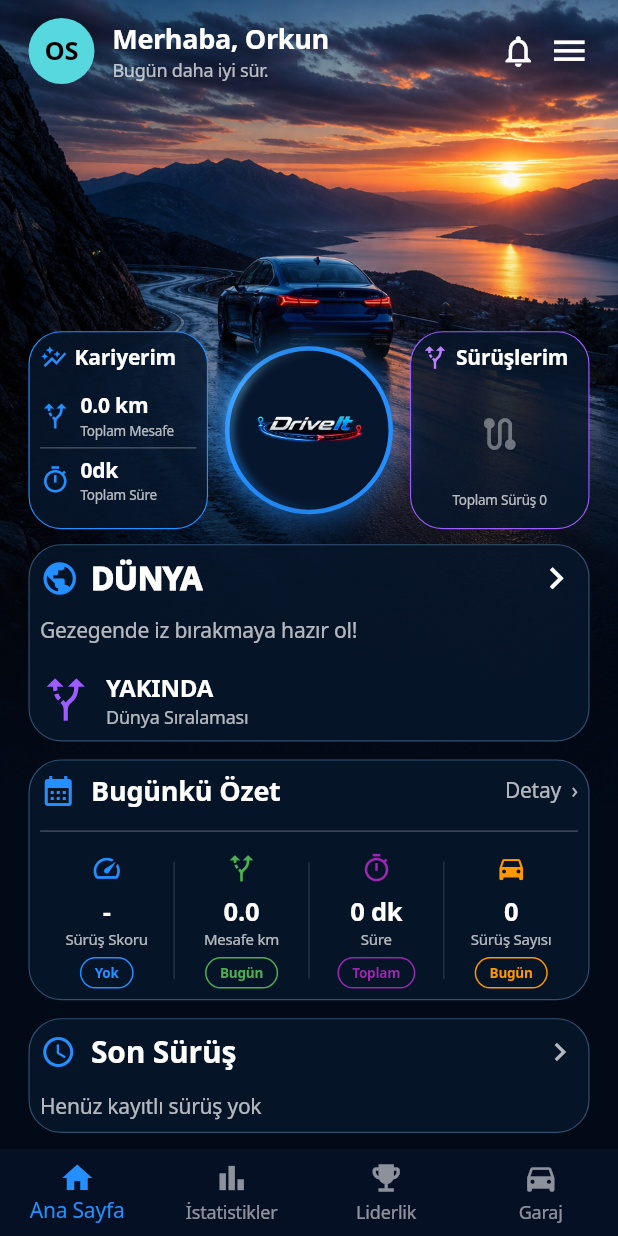
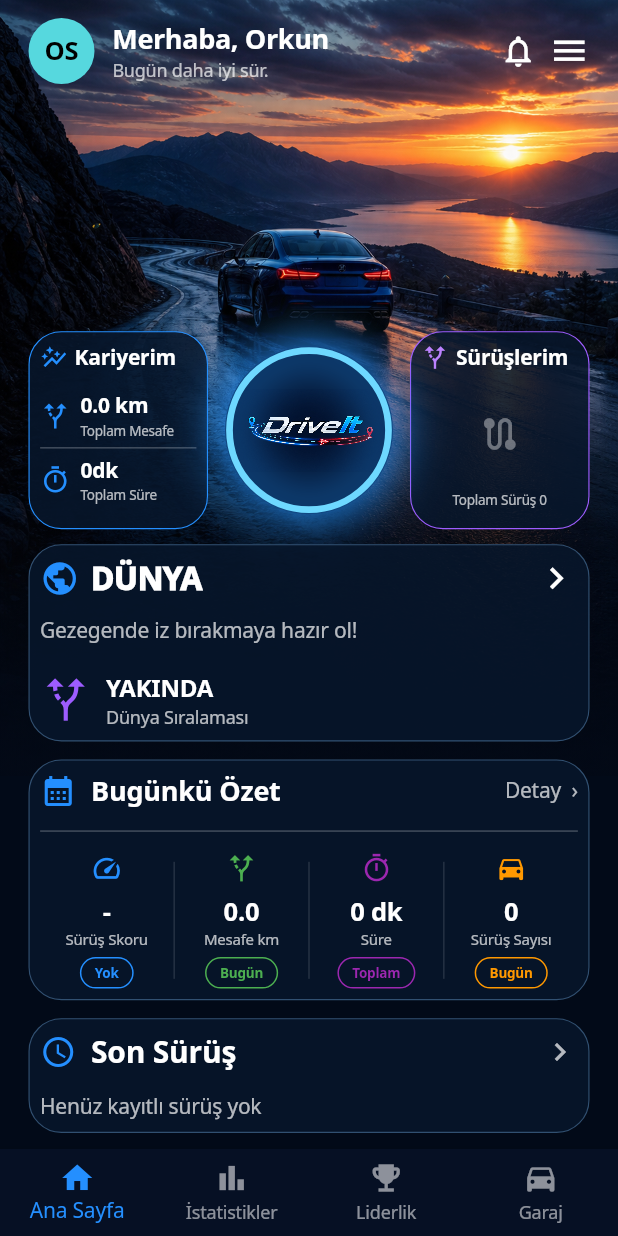
Before and after one commit to orkunsarac/DriveIt, a Flutter app: the screen it shows after launch, on a phone screen of 412 x 824 dp. Run offline on Flutter 3.47's test engine with Material 3 defaults, Android fonts, the phone set to English and light mode, and no system bars; our stand-ins replace geolocator, google_maps_flutter, hive, hive_flutter, permission_handler; missing offline and left inert: flutter_foreground_task; accounts and stored records are empty; generated files the repository leaves out were written again; Roboto replaces fonts that are missing (Noto Sans).

Commit message:
Update DriveIt splash, launcher and home visuals

```diff
--- a/lib/screens/home_screen.dart
+++ b/lib/screens/home_screen.dart
@@ -1,3 +1,5 @@
+import 'dart:math' as math;
+
 import 'package:flutter/material.dart';
 
 import '../models/drive_session.dart';
@@ -37,10 +39,20 @@ class HomeScreen extends StatelessWidget {
               left: 0,
               right: 0,
               height: 535,
+              child: ClipRect(
+                child: Transform.translate(
+                  offset: const Offset(0, -18),
+                  child: SizedBox(
+                    width: double.infinity,
+                    height: 553,
                     child: Image.asset(
                       'assets/branding/driveit_hero.png',
                       fit: BoxFit.cover,
                       alignment: Alignment.topCenter,
+                      filterQuality: FilterQuality.high,
+                    ),
+                  ),
+                ),
               ),
             ),
             Positioned.fill(
@@ -689,7 +701,7 @@ class _AnimatedDriveButtonState extends State<_AnimatedDriveButton>
     super.initState();
     _controller = AnimationController(
       vsync: this,
-      duration: const Duration(seconds: 7),
+      duration: const Duration(milliseconds: 2200),
     )..repeat();
   }
 
@@ -708,29 +720,35 @@ class _AnimatedDriveButtonState extends State<_AnimatedDriveButton>
         Container(
           width: 115,
           height: 115,
-          padding: const EdgeInsets.all(9),
+          padding: const EdgeInsets.all(2),
           decoration: BoxDecoration(
             shape: BoxShape.circle,
-            color: const Color(0xff06162d),
-            border: Border.all(color: HomeScreen.blue, width: 3),
+            // Match the PNG's deep-navy canvas so the image blends into the
+            // circular button without a visible rectangular band.
+            color: const Color(0xff03122d),
+            border: Border.all(color: const Color(0xff0a2b55), width: 3),
             boxShadow: const [
               BoxShadow(color: Color(0xaa248fff), blurRadius: 20),
             ],
           ),
+          child: ClipOval(
+            child: SizedBox(
+              width: 111,
+              height: 82,
               child: Image.asset(
-            'assets/branding/driveit_logo.png',
+                'assets/branding/driveit_logo_clean.png',
                 fit: BoxFit.contain,
+                alignment: Alignment.center,
+                filterQuality: FilterQuality.high,
+              ),
+            ),
           ),
         ),
         AnimatedBuilder(
           animation: _controller,
-          builder: (_, child) => Transform.rotate(
-            angle: _controller.value * 6.283185,
-            child: child,
-          ),
-          child: CustomPaint(
+          builder: (_, _) => CustomPaint(
             size: const Size(125, 125),
-            painter: _DriveOrbitPainter(),
+            painter: _DriveOrbitPainter(_controller.value),
           ),
         ),
       ],
@@ -739,29 +757,38 @@ class _AnimatedDriveButtonState extends State<_AnimatedDriveButton>
 }
 
 class _DriveOrbitPainter extends CustomPainter {
+  final double progress;
+
+  const _DriveOrbitPainter(this.progress);
+
   @override
   void paint(Canvas canvas, Size size) {
-    final rect = Offset.zero & size;
-    final paint = Paint()
+    final center = size.center(Offset.zero);
+    final radius = size.shortestSide / 2 - 3;
+    final wave = (math.sin(progress * math.pi * 2 - math.pi / 2) + 1) / 2;
+    final pulse = Curves.easeInOut.transform(wave);
+    final glowAlpha = (45 + (190 * pulse)).round();
+    final ringColor = Color.lerp(
+      const Color(0xff0a2345),
+      const Color(0xff6ed8ff),
+      pulse,
+    )!;
+
+    final glow = Paint()
       ..style = PaintingStyle.stroke
-      ..strokeWidth = 2.5
-      ..shader = const SweepGradient(
-        colors: [
-          Colors.transparent,
-          Color(0xff248fff),
-          Color(0xff8ad8ff),
-          Colors.transparent,
-        ],
-        stops: [0, .3, .48, .7],
-      ).createShader(rect)
-      ..maskFilter = const MaskFilter.blur(BlurStyle.normal, 3);
-    canvas.drawCircle(
-      size.center(Offset.zero),
-      size.shortestSide / 2 - 3,
-      paint,
-    );
+      ..strokeWidth = 7 + (pulse * 6)
+      ..color = Color.fromARGB(glowAlpha, 36, 151, 255)
+      ..maskFilter = MaskFilter.blur(BlurStyle.normal, 8 + (pulse * 9));
+    canvas.drawCircle(center, radius, glow);
+
+    final ring = Paint()
+      ..style = PaintingStyle.stroke
+      ..strokeWidth = 2.5 + (pulse * 2)
+      ..color = ringColor;
+    canvas.drawCircle(center, radius, ring);
   }
 
   @override
-  bool shouldRepaint(covariant _DriveOrbitPainter oldDelegate) => false;
+  bool shouldRepaint(covariant _DriveOrbitPainter oldDelegate) =>
+      oldDelegate.progress != progress;
 }
--- a/pubspec.yaml
+++ b/pubspec.yaml
@@ -73,6 +73,7 @@ flutter:
 
   assets:
     - assets/branding/driveit_logo.png
+    - assets/branding/driveit_logo_clean.png
     - assets/branding/driveit_hero.png
 
   # To add assets to your application, add an assets section, like this:
```
Also changed, not shown: assets/branding/driveit_logo_clean.png (added), 13 other files. Lines whose indentation alone changed are shown as unchanged.
